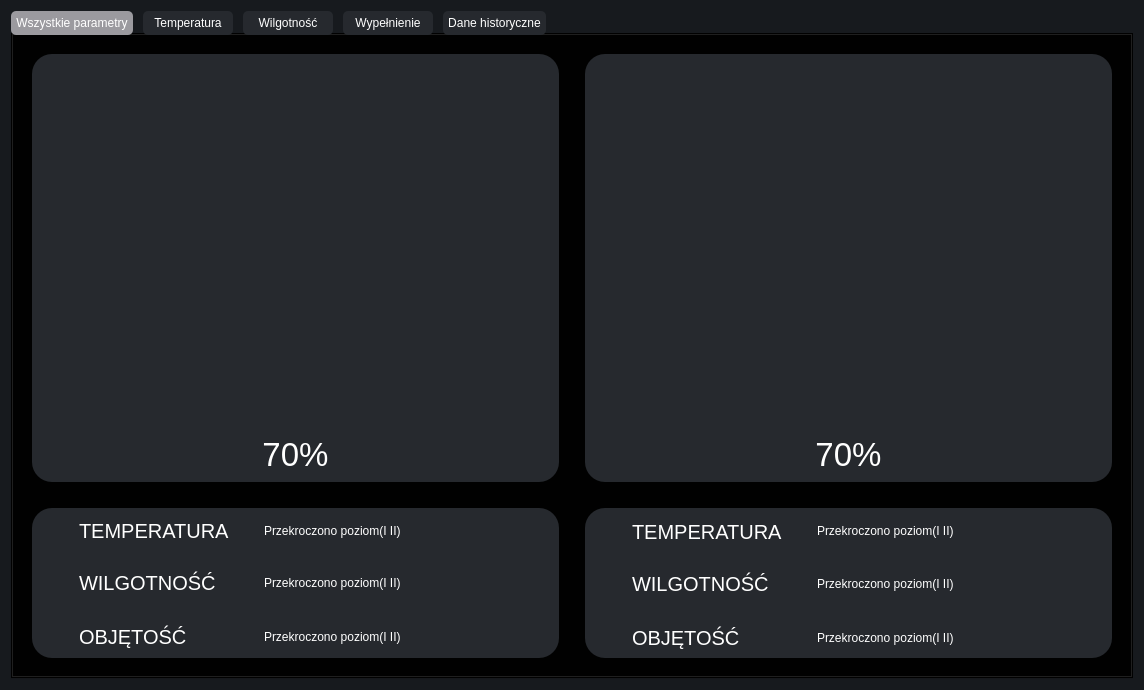
Before: the Qt Designer form wizualizacja_silosow/aplikacja_qt/ui/Main_window.ui in PartyKusZ/wizualizacja_danych_sensorycznych, drawn with Qt 5.
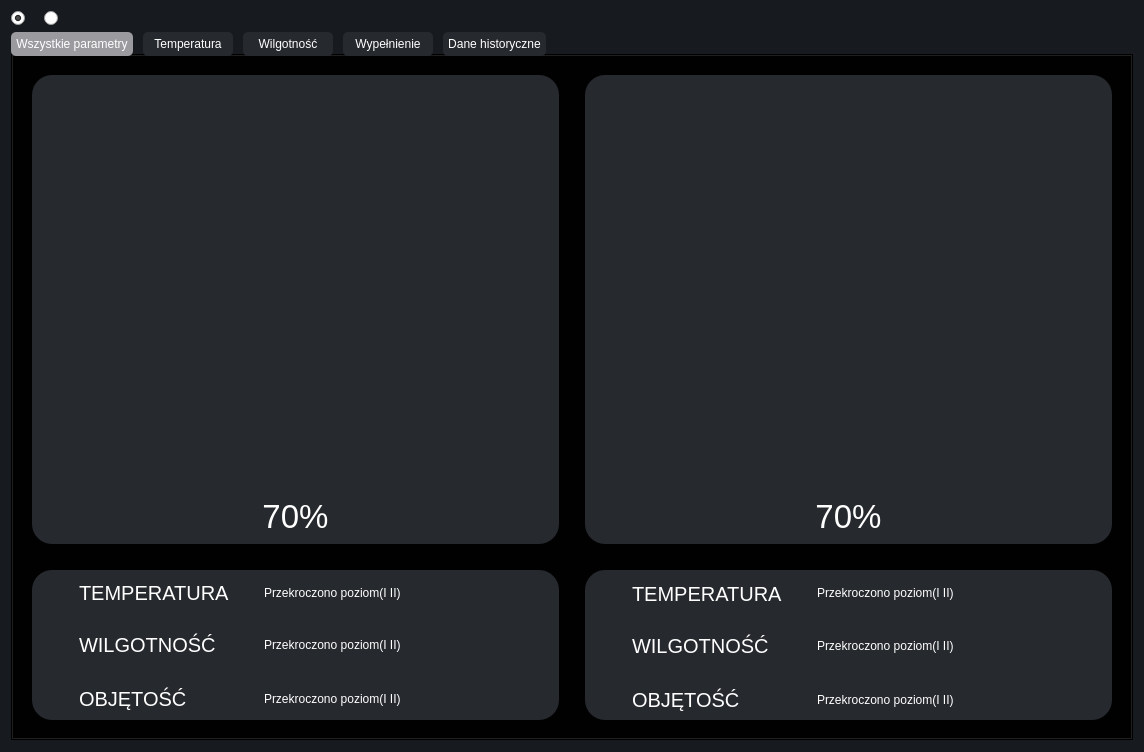
After: the same form once the commit is applied. Icons and pictures are not drawn. Custom widgets are drawn as their Qt base class.

Diff of the .ui file:
```diff
--- a/wizualizacja_silosow/aplikacja_qt/ui/Main_window.ui
+++ b/wizualizacja_silosow/aplikacja_qt/ui/Main_window.ui
@@ -7,7 +7,7 @@
     <x>0</x>
     <y>0</y>
     <width>1144</width>
-    <height>689</height>
+    <height>752</height>
    </rect>
   </property>
   <property name="sizePolicy">
@@ -53,7 +53,36 @@
 </string>
   </property>
   <layout class="QGridLayout" name="gridLayout">
+   <item row="0" column="2">
+    <widget class="QRadioButton" name="radioButton_4">
+     <property name="sizePolicy">
+      <sizepolicy hsizetype="Fixed" vsizetype="Fixed">
+       <horstretch>0</horstretch>
+       <verstretch>0</verstretch>
+      </sizepolicy>
+     </property>
+     <property name="text">
+      <string/>
+     </property>
+    </widget>
+   </item>
    <item row="0" column="0">
+    <widget class="QRadioButton" name="radioButton_3">
+     <property name="sizePolicy">
+      <sizepolicy hsizetype="Fixed" vsizetype="Fixed">
+       <horstretch>0</horstretch>
+       <verstretch>0</verstretch>
+      </sizepolicy>
+     </property>
+     <property name="text">
+      <string/>
+     </property>
+     <property name="checked">
+      <bool>true</bool>
+     </property>
+    </widget>
+   </item>
+   <item row="1" column="0" colspan="5">
     <widget class="QTabWidget" name="tabs">
      <property name="styleSheet">
       <string notr="true"/>
@@ -2239,6 +2268,38 @@
      </widget>
     </widget>
    </item>
+   <item row="0" column="3">
+    <widget class="QLabel" name="label_6">
+     <property name="sizePolicy">
+      <sizepolicy hsizetype="Minimum" vsizetype="Fixed">
+       <horstretch>0</horstretch>
+       <verstretch>0</verstretch>
+      </sizepolicy>
+     </property>
+     <property name="text">
+      <string/>
+     </property>
+     <property name="pixmap">
+      <pixmap resource="../res/res.qrc">:/united-kingdom.png</pixmap>
+     </property>
+    </widget>
+   </item>
+   <item row="0" column="1">
+    <widget class="QLabel" name="label_5">
+     <property name="sizePolicy">
+      <sizepolicy hsizetype="Fixed" vsizetype="Fixed">
+       <horstretch>0</horstretch>
+       <verstretch>0</verstretch>
+      </sizepolicy>
+     </property>
+     <property name="text">
+      <string/>
+     </property>
+     <property name="pixmap">
+      <pixmap resource="../res/res.qrc">:/poland.png</pixmap>
+     </property>
+    </widget>
+   </item>
   </layout>
  </widget>
  <customwidgets>
```
